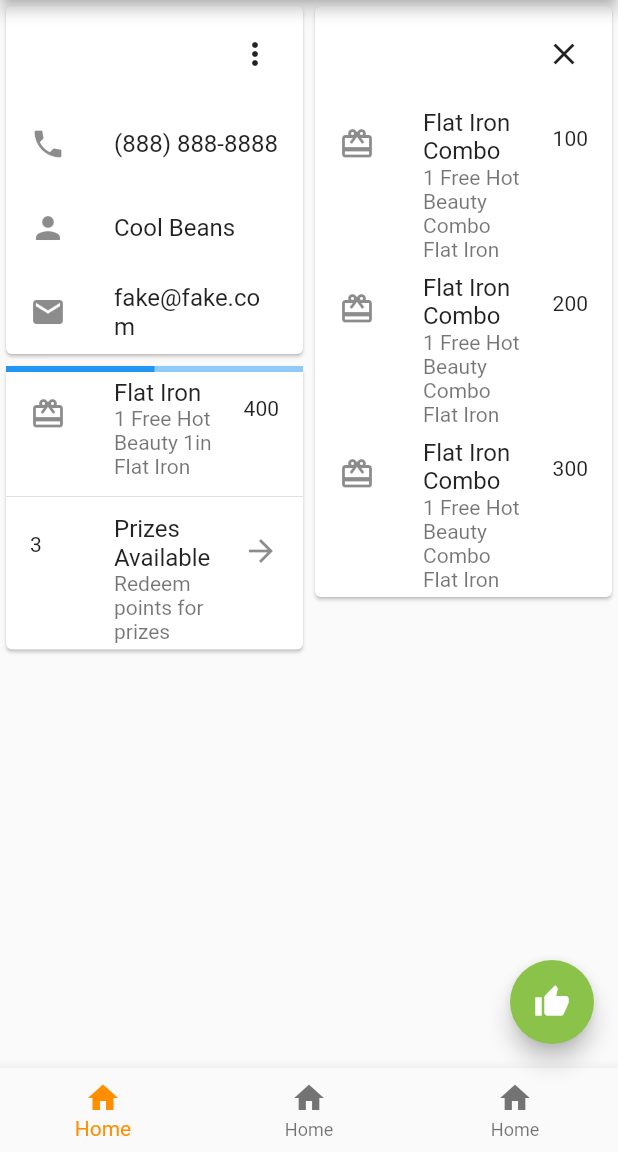
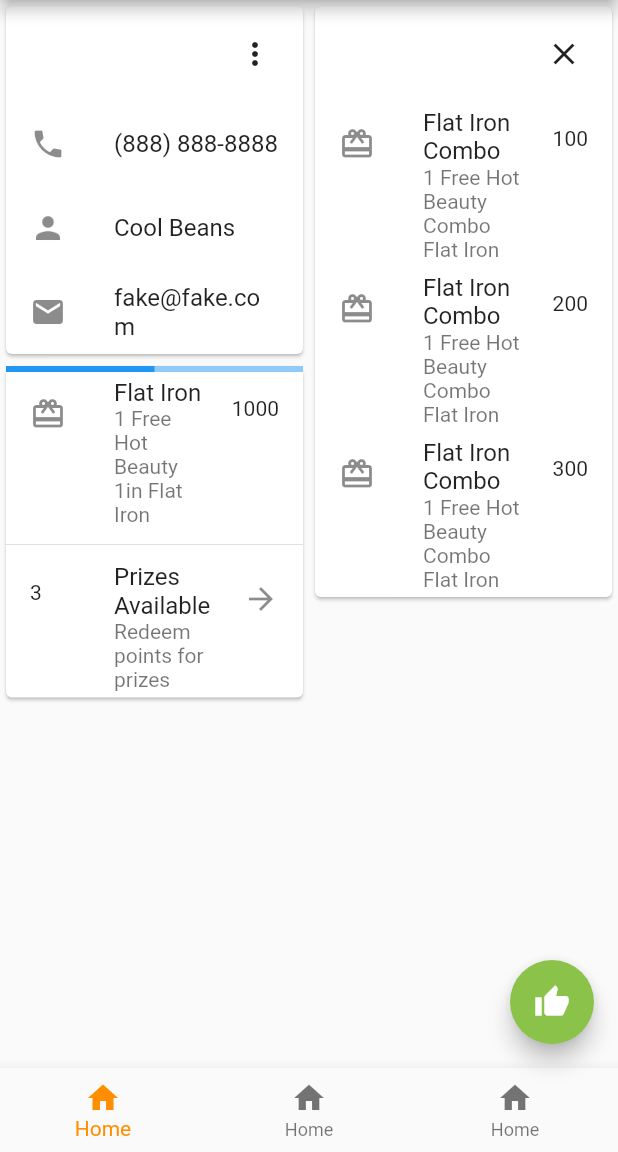
Before and after one commit to chrishan8/rewards-dart, a Flutter app: the screen it shows after launch, after a tap on an icon or button, on a phone screen of 412 x 824 dp, the part 84-1236 px from its top. Run offline on Flutter 3.47's test engine with Material 2 defaults, Android fonts, the phone set to English and light mode, and no system bars; our stand-ins replace flutter_mobx, mobx; generated files the repository leaves out were written again.

Commit message:
Hook up customer store to UI

```diff
--- a/lib/classes/customer.dart
+++ b/lib/classes/customer.dart
@@ -5,4 +5,13 @@ class Customer {
   int points;
 
   Customer({ this.email, this.name, this.phone, this.points });
+
+  Map<String, dynamic> toMap() {
+    return {
+      'email': email,
+      'name': name,
+      'phone': phone,
+      'points': points
+    };
+  }
 }
--- a/lib/main.dart
+++ b/lib/main.dart
@@ -1,5 +1,6 @@
 import 'package:flutter/material.dart';
 import 'package:flutter_mobx/flutter_mobx.dart';
+import 'package:provider/provider.dart';
 // Pages
 import 'pages/customer.dart';
 // Stores
@@ -42,27 +43,21 @@ class _TabNavigatorState extends State<TabNavigatorWidget> {
 
   final List<TabRoute> _routes = [
     TabRoute(
-      body: CustomerPageWidget(
-        store: customerStore
-      ),
+      body: CustomerPageWidget(),
       tabItem: BottomNavigationBarItem(
         icon: Icon(Icons.home),
         title: Text('Home'),
       )
     ),
     TabRoute(
-      body: CustomerPageWidget(
-        store: customerStore
-      ),
+      body: CustomerPageWidget(),
       tabItem: BottomNavigationBarItem(
         icon: Icon(Icons.home),
         title: Text('Home'),
       )
     ),
     TabRoute(
-      body: CustomerPageWidget(
-        store: customerStore
-      ),
+      body: CustomerPageWidget(),
       tabItem: BottomNavigationBarItem(
         icon: Icon(Icons.home),
         title: Text('Home'),
@@ -94,7 +89,12 @@ class _TabNavigatorState extends State<TabNavigatorWidget> {
       appBar: AppBar(
         title: Text('Welcome to Flutter'),
       ),
-      body: _buildBody(),
+      body: MultiProvider(
+        providers: [
+          Provider<CustomerStore>.value(value: customerStore)
+        ],
+        child: _buildBody()
+      ),
       bottomNavigationBar: BottomNavigationBar(
         items: _buildTabItems(),
         currentIndex: _selectedIndex,
--- a/lib/pages/customer.dart
+++ b/lib/pages/customer.dart
@@ -1,4 +1,6 @@
 import 'package:flutter/material.dart';
+import 'package:flutter_mobx/flutter_mobx.dart';
+import 'package:provider/provider.dart';
 // Widgets
 import '../widgets/contact.dart';
 import '../widgets/keypad.dart';
@@ -7,15 +9,8 @@ import '../widgets/prizeList.dart';
 // Stores
 import '../stores/customer.dart';
 
-enum ActionsMode {
-  addPoints,
-  redeemPrizes
-}
-
 class CustomerPageWidget extends StatefulWidget {
-  CustomerPageWidget({ Key key, this.store }) : super(key: key);
-
-  final CustomerStore store;
+  CustomerPageWidget({ Key key }) : super(key: key);
 
   @override
   _CustomerPageState createState() => _CustomerPageState();
@@ -23,14 +18,15 @@ class CustomerPageWidget extends StatefulWidget {
 
 class _CustomerPageState extends State<CustomerPageWidget> {
   final TextEditingController _keypadInputCtrl = new TextEditingController();
-  ActionsMode _mode = ActionsMode.addPoints;
 
   void onComplete() {
 
   }
 
-  Widget _buildControlWidget() {
-    switch(_mode) {
+  Widget _buildControlWidget(CustomerStore store) {
+    return Observer(
+      builder: (_) {
+        switch(store.mode) {
           case ActionsMode.addPoints:
             return KeypadWidget(
               label: 'Points',
@@ -38,23 +34,18 @@ class _CustomerPageState extends State<CustomerPageWidget> {
             );
             break;
           case ActionsMode.redeemPrizes:
-        return PrizeListWidget(
-          onChangeMode: () => _onChangeMode(ActionsMode.addPoints),
-        );
+            return PrizeListWidget();
             break;
           default:
         }
         return null;
-  }
-
-  void _onChangeMode(ActionsMode mode) {
-    setState(() {
-      _mode = mode;
-    });
+      },
+    );
   }
 
   @override
   Widget build(BuildContext context) {
+    final store = Provider.of<CustomerStore>(context);
     return Row(
       mainAxisSize: MainAxisSize.max,
       crossAxisAlignment: CrossAxisAlignment.stretch,
@@ -62,19 +53,15 @@ class _CustomerPageState extends State<CustomerPageWidget> {
         Expanded(
           child: Column(
             children: <Widget>[
-              ContactWidget(
-                store: widget.store
-              ),
-              ProgressWidget(
-                onChangeMode: () => _onChangeMode(ActionsMode.redeemPrizes),
-              )
+              ContactWidget(),
+              ProgressWidget()
             ],
           ),
         ),
         Expanded(
           child: Column(
             children: <Widget>[
-              _buildControlWidget()
+              _buildControlWidget(store)
             ],
           ),
         ),
--- a/lib/stores/customer.dart
+++ b/lib/stores/customer.dart
@@ -6,28 +6,39 @@ import '../classes/customer.dart';
 // Include generated file
 part 'customer.g.dart';
 
+enum ActionsMode {
+  addPoints,
+  redeemPrizes
+}
+
 class CustomerStore = _CustomerStore with _$CustomerStore;
 
 abstract class _CustomerStore implements Store {
   @observable
-  Customer currentCustomer = Customer(
-    email: 'fake@fake.com',
-    name: 'Cool Beans',
-    phone: '(888) 888-8888',
-    points: 500
+  ActionsMode mode = ActionsMode.addPoints;
+
+  @observable
+  ObservableMap currentCustomer = ObservableMap.of(
+    Customer(
+      email: 'fake@fake.com',
+      name: 'Cool Beans',
+      phone: '(888) 888-8888',
+      points: 500
+    ).toMap()
   );
-
-  // @observable
-  // ObservableMap currentCustomer = ObservableMap.of({
-  //   'email': 'fake@fake.com',
-  //   'name': 'Cool Beans',
-  //   'phone': '(888) 888-8888',
-  //   'points': 500
-  // });
 
   @action
   void dismissCustomer() {
     currentCustomer = null;
-    print(currentCustomer);
+  }
+
+  @action
+  void addPoints(int value) {
+    currentCustomer['points'] += value;
+  }
+
+  @action
+  void setMode(ActionsMode value) {
+    mode = value;
   }
 }
--- a/lib/widgets/contact.dart
+++ b/lib/widgets/contact.dart
@@ -1,5 +1,6 @@
 import 'package:flutter/material.dart';
 import 'package:flutter_mobx/flutter_mobx.dart';
+import 'package:provider/provider.dart';
 // Stores
 import '../stores/customer.dart';
 
@@ -9,9 +10,7 @@ enum MoreOption {
 }
 
 class ContactWidget extends StatelessWidget {
-  ContactWidget({ Key key, this.store }) : super(key: key);
-
-  final CustomerStore store;
+  ContactWidget({ Key key }) : super(key: key);
 
   void onClose() {
 
@@ -37,10 +36,10 @@ class ContactWidget extends StatelessWidget {
     }
   }
 
-  Widget buildInfoTiles() {
+  Widget buildInfoTiles(BuildContext context) {
+    final store = Provider.of<CustomerStore>(context);
     return Observer(
       builder: (_) {
-        print('Executed');
         if (store.currentCustomer == null) {
           return ListTile(
             leading: Icon(Icons.store),
@@ -51,15 +50,15 @@ class ContactWidget extends StatelessWidget {
           children: <Widget>[
             ListTile(
               leading: Icon(Icons.phone),
-              title: Text(store.currentCustomer.phone)
+              title: Text(store.currentCustomer['phone'])
             ),
             ListTile(
               leading: Icon(Icons.person),
-              title: Text(store.currentCustomer.name)
+              title: Text(store.currentCustomer['name'])
             ),
             ListTile(
               leading: Icon(Icons.email),
-              title: Text(store.currentCustomer.email)
+              title: Text(store.currentCustomer['email'])
             ),
           ]
         );
@@ -96,7 +95,7 @@ class ContactWidget extends StatelessWidget {
               ],
             ),
           ),
-          buildInfoTiles()
+          buildInfoTiles(context)
         ],
       )
     );
--- a/lib/widgets/keypad.dart
+++ b/lib/widgets/keypad.dart
@@ -1,5 +1,9 @@
 import 'package:flutter/material.dart';
+import 'package:provider/provider.dart';
+// Widgets
 import 'keypad-button.dart';
+// Stores
+import '../stores/customer.dart';
 
 class KeypadWidget extends StatefulWidget {
   KeypadWidget({Key key, @required this.label, @required this.inputCtrl }) : super(key: key);
@@ -34,6 +38,7 @@ class _KeypadState extends State<KeypadWidget> {
   }
 
   Widget build(BuildContext context) {
+    final store = Provider.of<CustomerStore>(context);
     return Column(
       mainAxisSize: MainAxisSize.max,
       children: <Widget>[
@@ -113,7 +118,7 @@ class _KeypadState extends State<KeypadWidget> {
                   KeypadButton(
                     icon: Icon(Icons.add_box),
                     value: 'Add',
-                    onPressed: () => onAdd(),
+                    onPressed: () => store.addPoints(int.parse(widget.inputCtrl.text)),
                   )
                 ],
               ),
--- a/lib/widgets/prizeList.dart
+++ b/lib/widgets/prizeList.dart
@@ -1,14 +1,14 @@
 import 'package:flutter/material.dart';
-
+import 'package:provider/provider.dart';
 // Classes
 import '../classes/prize.dart';
 // Widgets
 import 'prizeItem.dart';
+// Stores
+import '../stores/customer.dart';
 
 class PrizeListWidget extends StatefulWidget {
-  PrizeListWidget({ Key key, this.onChangeMode }) : super(key: key);
-
-  VoidCallback onChangeMode;
+  PrizeListWidget({ Key key }) : super(key: key);
 
   @override
   _PrizeListState createState() => _PrizeListState();
@@ -36,7 +36,6 @@ class _PrizeListState extends State<PrizeListWidget> {
     ),
   };
   Map<String, Prize> _selectedPrizes = {};
-  int _points = 400;
 
   int get selectedTotal {
     if (_selectedPrizes.isNotEmpty) {
@@ -46,26 +45,27 @@ class _PrizeListState extends State<PrizeListWidget> {
     return 0;
   }
 
-  void onSelect(Prize p) {
+  void onSelect(Prize p, int totalPoints) {
     setState(() {
       if (_selectedPrizes.containsKey(p.id)) {
         _selectedPrizes.remove(p.id);
       }
-      else if (selectedTotal + p.value <= _points) {
+      else if (selectedTotal + p.value <= totalPoints) {
         _selectedPrizes[p.id] = p;
       }
     });
   }
 
-  List<Widget> buildPrizeList() {
+  List<Widget> buildPrizeList(CustomerStore store) {
     return _prizes.entries.map((MapEntry<String, Prize> p) => PrizeItemWidget(
-      onTap: () => onSelect(p.value),
+      onTap: () => onSelect(p.value, store.currentCustomer['points']),
       prize: p.value,
       selected: _selectedPrizes.containsKey(p.key)
     )).toList();
   }
 
   Widget build(BuildContext context) {
+    final store = Provider.of<CustomerStore>(context);
     return Card(
       child: Column(
         children: <Widget>[
@@ -74,12 +74,12 @@ class _PrizeListState extends State<PrizeListWidget> {
               children: <Widget>[
                 IconButton(
                   icon: Icon(Icons.close),
-                  onPressed: widget.onChangeMode,
+                  onPressed: () => store.setMode(ActionsMode.addPoints),
                 )
               ]
             )
           ),
-          ...buildPrizeList()
+          ...buildPrizeList(store)
         ]
       )
     );
--- a/lib/widgets/progress.dart
+++ b/lib/widgets/progress.dart
@@ -1,33 +1,31 @@
 import 'package:flutter/material.dart';
-
+import 'package:flutter_mobx/flutter_mobx.dart';
+import 'package:provider/provider.dart';
 // Classes
 import '../classes/prize.dart';
 // Widgets
 import 'prizeItem.dart';
+// Stores
+import '../stores/customer.dart';
 
-class ProgressWidget extends StatefulWidget {
-  ProgressWidget({ Key key, this.onChangeMode }) : super(key: key);
-
-  final VoidCallback onChangeMode;
-
-  @override
-  _ProgressState createState() => _ProgressState();
-}
-
-class _ProgressState extends State<ProgressWidget> {
+class ProgressWidget extends StatelessWidget {
   final Prize _nextPrize = new Prize(
     id: '3',
     name: 'Flat Iron',
     description: '1 Free Hot Beauty 1in Flat Iron',
-    value: 400
+    value: 1000
   );
 
+  ProgressWidget({ Key key }) : super(key: key);
+
   Widget build(BuildContext context) {
-    return Card(
+    final store = Provider.of<CustomerStore>(context);
+    return Observer(
+      builder: (_) => Card(
         child: Column(
           children: <Widget>[
             LinearProgressIndicator(
-            value: 0.5
+              value: store.currentCustomer['points'] / _nextPrize.value
             ),
             PrizeItemWidget(
               prize: _nextPrize
@@ -38,9 +36,10 @@ class _ProgressState extends State<ProgressWidget> {
               title: Text('Prizes Available'),
               subtitle: Text('Redeem points for prizes'),
               trailing: Icon(Icons.arrow_forward),
-            onTap: widget.onChangeMode
+              onTap: () => store.setMode(ActionsMode.redeemPrizes)
             )
           ],
+        )
       )
     );
   }
--- a/pubspec.yaml
+++ b/pubspec.yaml
@@ -22,6 +22,7 @@ dependencies:
   flutter_masked_text: ^0.8.0
   mobx:
   flutter_mobx:
+  provider: ^2.0.1
 
   # The following adds the Cupertino Icons font to your application.
   # Use with the CupertinoIcons class for iOS style icons.
```
Also changed, not shown: lib/stores/customer.g.dart, pubspec.lock. Lines whose indentation alone changed are shown as unchanged.
